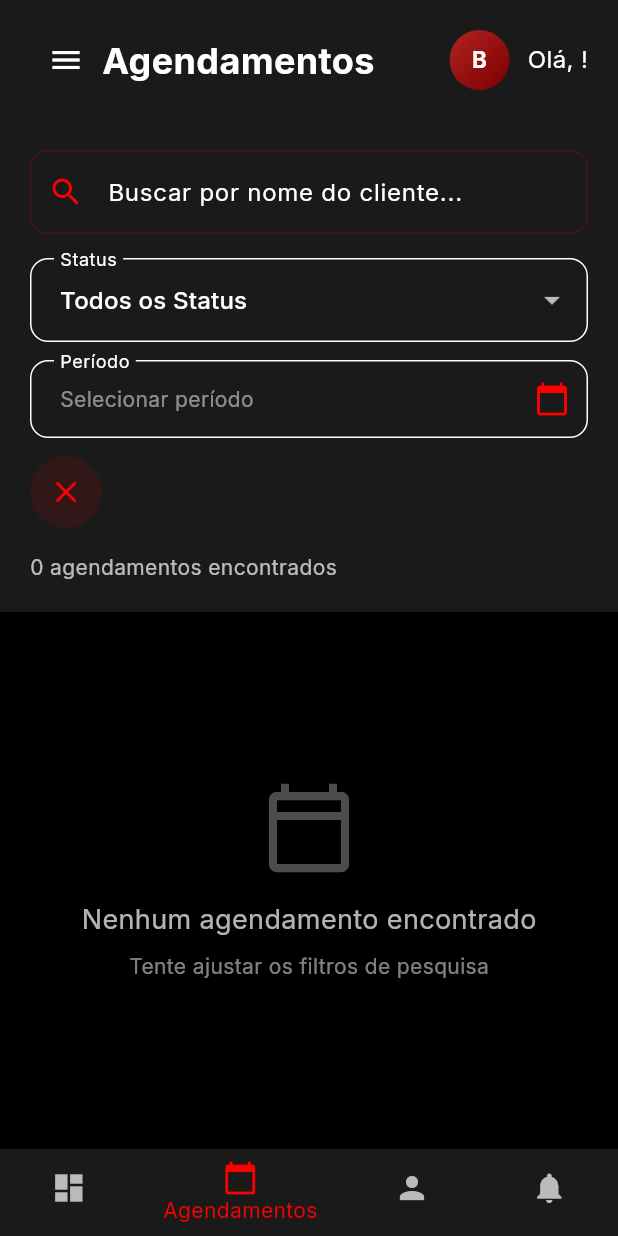
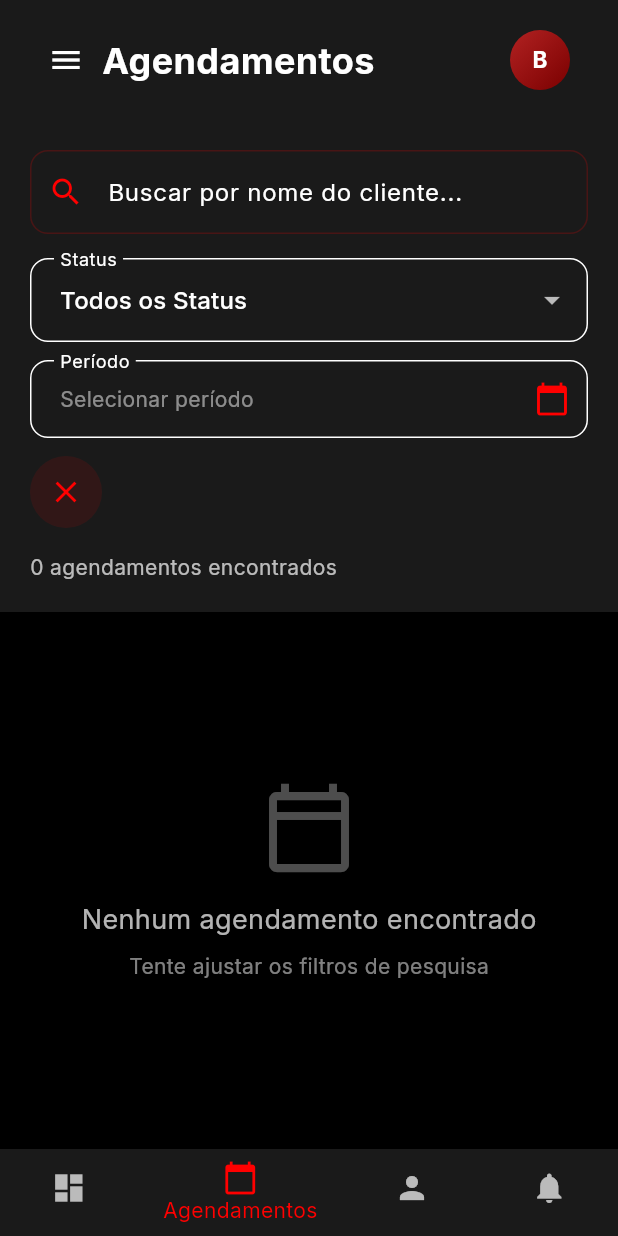
Before and after one commit to Lino-Zeferino2/falcaobarbershop, a Flutter app: the screen it shows once a user with an empty profile is signed in, item 2 of the bottom bar chosen, on a phone screen of 412 x 824 dp. Run offline on Flutter 3.47's test engine with Material 3 defaults, Android fonts, the phone set to English and light mode, and no system bars; our stand-ins replace cloud_firestore, cloud_functions, firebase_auth, firebase_core, firebase_messaging, firebase_storage and 6 more; missing offline and left inert: dart:html; accounts and stored records are empty; statements that could not run were skipped.

```diff
--- a/lib/professional/pages/home_professional_page.dart
+++ b/lib/professional/pages/home_professional_page.dart
@@ -244,11 +244,7 @@ class _HomeProfessionalPageState extends State<HomeProfessionalPage> {
             children: [
               _buildAvatar(size: 40, fontSize: 15),
               const SizedBox(width: 12),
-              Text(
-                'Olá, ${_barberProfile?.name.split(' ').first ?? 'Barbeiro'}!',
-                style: TextStyle(color: Theme.of(context).colorScheme.onSurface, fontSize: 16),
-              ),
-            ],
+             ],
           ),
         ],
       ),
```
Also changed, not shown: 6 other files.
